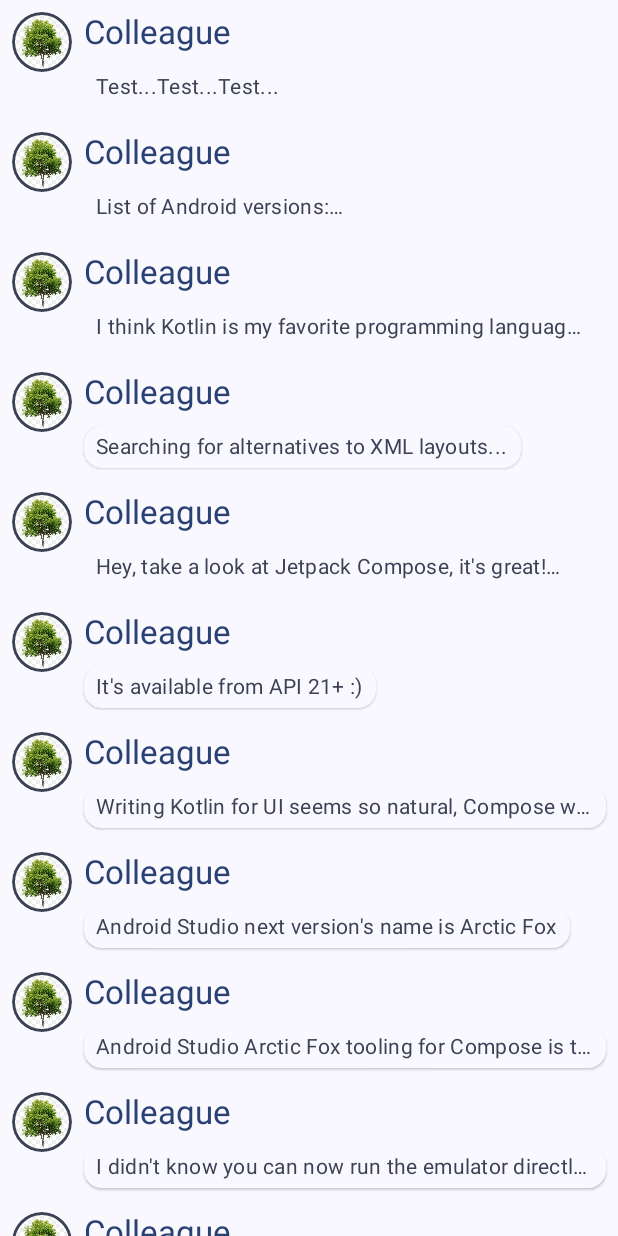
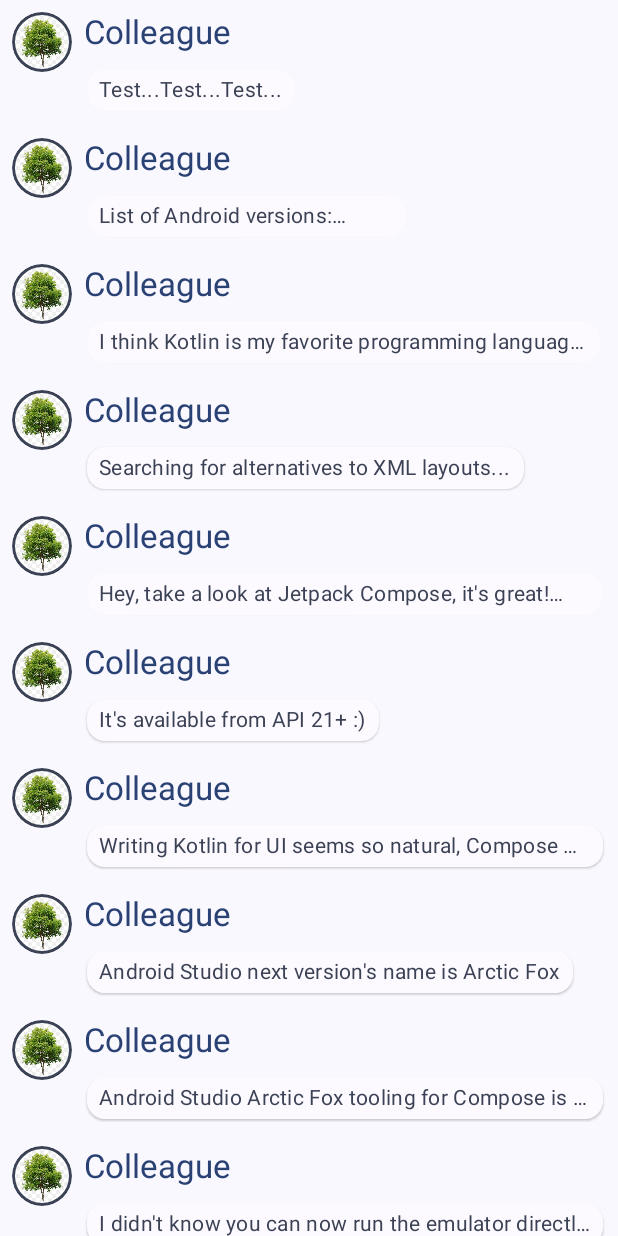
Before and after one commit to Ojongseok/Compose_CodeLab_Tutorial, an Android app built with Jetpack Compose: the screen it shows after launch (MainActivity), on a phone screen of 412 x 824 dp. Run offline under Robolectric (Android 15) with nearby library versions, the phone set to English and light mode, and no system bars.

Commit message:
[Compose 기본사항] 시작 튜토리얼 끄읏

```diff
--- a/app/src/main/java/com/example/composetutorial/MainActivity.kt
+++ b/app/src/main/java/com/example/composetutorial/MainActivity.kt
@@ -1,9 +1,10 @@
 package com.example.composetutorial
 
 import android.os.Bundle
-import android.widget.Space
 import androidx.activity.ComponentActivity
 import androidx.activity.compose.setContent
+import androidx.compose.animation.animateColorAsState
+import androidx.compose.animation.animateContentSize
 import androidx.compose.foundation.Image
 import androidx.compose.foundation.border
 import androidx.compose.foundation.clickable
@@ -21,17 +22,17 @@ import androidx.compose.material3.MaterialTheme
 import androidx.compose.material3.Surface
 import androidx.compose.material3.Text
 import androidx.compose.runtime.Composable
+import androidx.compose.runtime.getValue
 import androidx.compose.runtime.mutableStateOf
 import androidx.compose.runtime.remember
+import androidx.compose.runtime.setValue
 import androidx.compose.ui.Modifier
 import androidx.compose.ui.draw.clip
 import androidx.compose.ui.res.painterResource
+import androidx.compose.ui.text.style.TextOverflow
 import androidx.compose.ui.tooling.preview.Preview
 import androidx.compose.ui.unit.dp
 import com.example.composetutorial.ui.theme.ComposeTutorialTheme
-import androidx.compose.runtime.setValue
-import androidx.compose.runtime.getValue
-import androidx.compose.ui.text.style.TextOverflow
 
 class MainActivity : ComponentActivity() {
     override fun onCreate(savedInstanceState: Bundle?) {
@@ -64,6 +65,9 @@ fun MessageCard(msg: Message) {
         var isExpended by remember {
             mutableStateOf(false)
         }
+        val surfaceColor by animateColorAsState(
+            if (isExpended) MaterialTheme.colorScheme.inversePrimary else MaterialTheme.colorScheme.inverseOnSurface
+        )
 
         Column(modifier = Modifier.clickable { isExpended = !isExpended }) {
             Text(
@@ -72,7 +76,12 @@ fun MessageCard(msg: Message) {
                 style = MaterialTheme.typography.titleLarge
             )
             Spacer(modifier = Modifier.height(8.dp))
-            Surface(shape = MaterialTheme.shapes.medium, shadowElevation = 1.dp) {
+            Surface(
+                shape = MaterialTheme.shapes.medium,
+                shadowElevation = 1.dp,
+                color = surfaceColor,
+                modifier = Modifier.animateContentSize().padding(2.dp)
+            ) {
                 Text(
                     modifier = Modifier.padding(vertical = 4.dp, horizontal = 8.dp),
                     text = msg.body,
```
